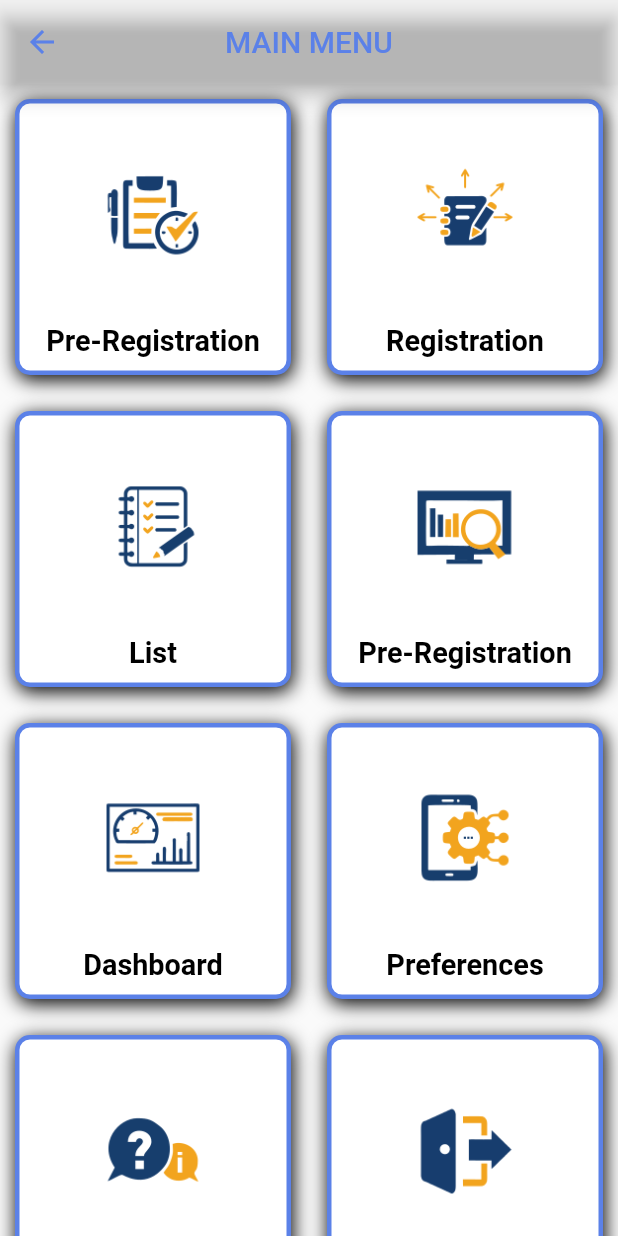
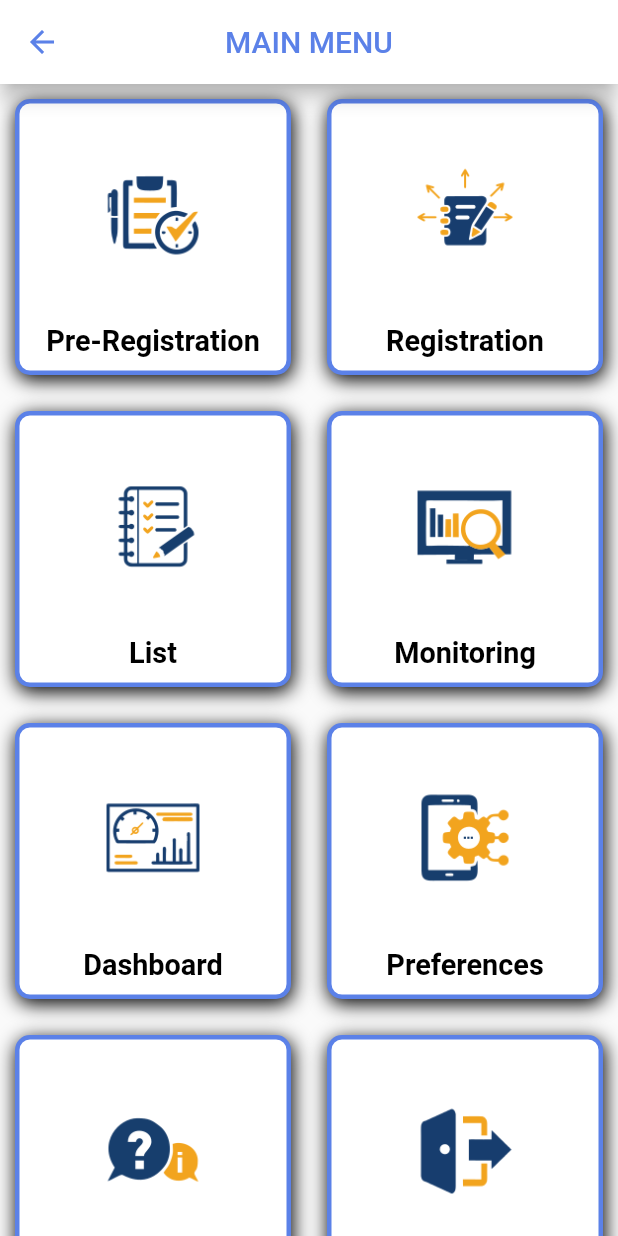
Before and after one commit to rocksolid911/helioz, a Flutter app: the MainMenu screen opened by its route, on a phone screen of 412 x 824 dp. Run offline on Flutter 3.47's test engine with Material 2 defaults, Android fonts, the phone set to English and light mode, and no system bars; our stand-ins replace flutter_svg, image_picker, sizer.

Commit message:
folder restructred

```diff
--- a/lib/Home/mainmenu/screens/mainmenu.dart
+++ b/lib/Home/mainmenu/screens/mainmenu.dart
@@ -22,6 +22,10 @@ class _MainMenuState extends State<MainMenu> {
       child: Scaffold(
         key: _drawerkey,
         appBar: AppBar(
+        // shape: const RoundedRectangleBorder(
+        // borderRadius: BorderRadius.vertical(
+        // bottom: Radius.circular(30),
+        // )),
           elevation:5,
           centerTitle: true,
           title: const Text(
@@ -29,7 +33,7 @@ class _MainMenuState extends State<MainMenu> {
             style: TextStyle(color: Color(0xFF5B81E8)),
           ),
           iconTheme: const IconThemeData(color: Color(0xFF5B81E8)),
-          backgroundColor: Colors.transparent,
+         backgroundColor: Colors.white,
          // elevation: 0.0,
          //  actions: [
          //    const Icon(
@@ -42,7 +46,8 @@ class _MainMenuState extends State<MainMenu> {
          //  ],
         ),
         //drawer: const myDrawer(),
-        body: GridView.extent(
+        body: Scrollbar(
+          child: GridView.extent(
             childAspectRatio: (2 / 2),
             crossAxisSpacing: 24,
             mainAxisSpacing: 24,
@@ -68,7 +73,7 @@ class _MainMenuState extends State<MainMenu> {
               GridMenu(
                 img: 'assets/helioz-menu-icons/monitoring.png',
                 path: '/pre-reg',
-              title: 'Pre-Registration',
+                title: 'Monitoring',
               ),
               GridMenu(
                 img: 'assets/helioz-menu-icons/dashboard.png',
@@ -93,14 +98,7 @@ class _MainMenuState extends State<MainMenu> {
             ],
           ),
         ),
+      ),
     );
   }
 }
-
-class RandomColorModel {
-  Random random = Random();
-  Color getColor() {
-    return Color.fromARGB(random.nextInt(300), random.nextInt(300),
-        random.nextInt(300), random.nextInt(300));
-  }
-}
--- a/lib/main.dart
+++ b/lib/main.dart
@@ -12,7 +12,7 @@ void main() {
 class MyApp extends StatelessWidget {
   const MyApp({Key? key}) : super(key: key);
 
-  // This widget is the root of your application.
+
   @override
   Widget build(BuildContext context) {
     return Sizer(builder: (context, orientation, deviceType) {
```
Also changed, not shown: lib/Home/Help/Screen/help_screen.dart (+7 -3 lines), lib/Listing/Screen/listing_household_screen.dart (+9 -4 lines), lib/Pre_registration/Screen/pre_registration_screen.dart (renamed from lib/Home/Pre_registration/Screen/pre_registration_screen.dart, +9 -4 lines), lib/Preference/Screen/preference_screen.dart (renamed from lib/Home/Preference/Screen/preference_screen.dart, +7 -3 lines), lib/Registration/Screen/registration_screen.dart (renamed from lib/Auth/Registration/Screen/registration_screen.dart, +9 -5 lines), lib/route.dart (+6 -3 lines), lib/Pre_registration/Data/pre_reg_data.dart (renamed from lib/Home/Pre_registration/Data/pre_reg_data.dart), lib/Registration/Data/drop_down_data.dart (renamed from lib/Auth/Registration/Data/drop_down_data.dart), lib/Registration/Widget/image_picker.dart (renamed from lib/Auth/Registration/Widget/image_picker.dart). Lines whose indentation alone changed are shown as unchanged.
